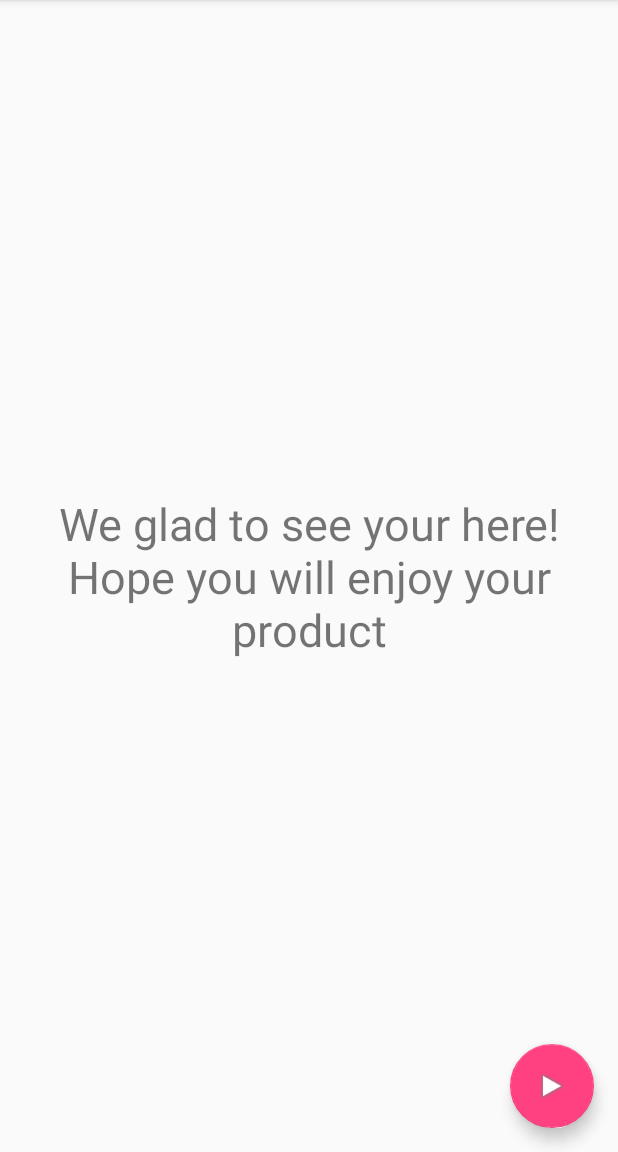
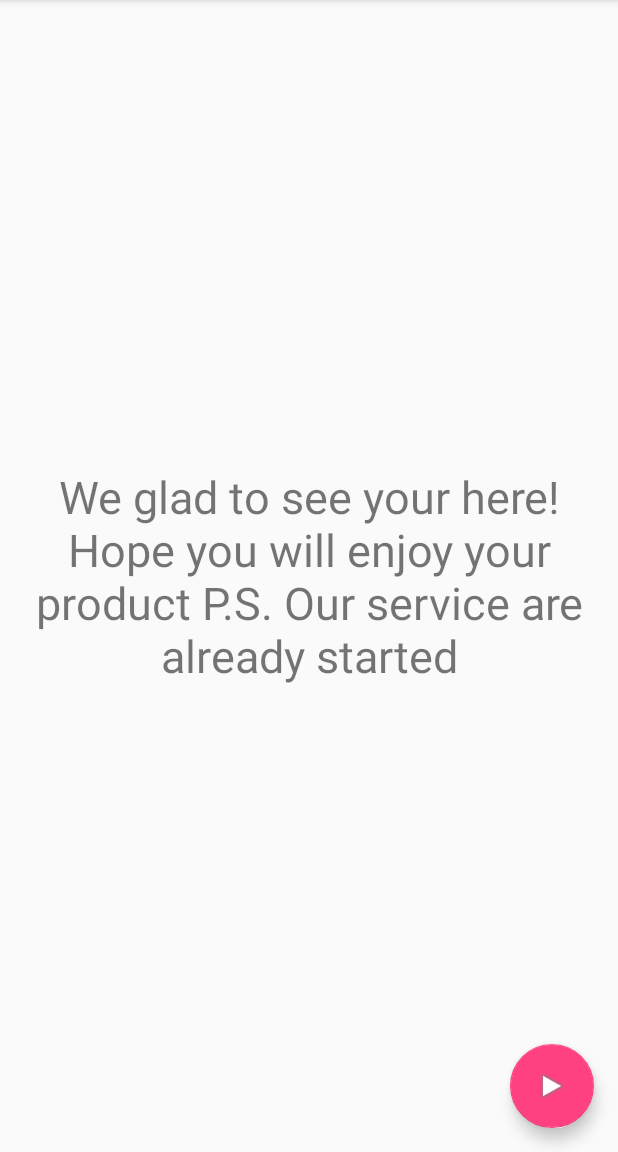
Before and after one commit to AbiliSense/abilisense-api-client, an Android app: the screen it shows after launch (StartActivity before the commit, MainActivity after it), on a phone screen of 412 x 824 dp, the part 84-1236 px from its top. Run offline under Robolectric (Android 15) with nearby library versions, the phone set to English and light mode, and no system bars; libraries missing offline, so code that uses them is left out: com.abilisense.sdk.

Commit message:
0.4.1-alpha

```diff
--- a/SimpleClient/app/build.gradle
+++ b/SimpleClient/app/build.gradle
@@ -25,6 +25,5 @@ dependencies {
     compile 'com.android.support.constraint:constraint-layout:1.0.2'
     compile 'com.android.support:design:26.+'
 
-    compile 'com.abilisense.audiosdk:abilisense-audio-sdk:0.3.3-alpha'
-
+    compile 'com.abilisense.sdk:abilisense-audio-sdk:0.4.1-alpha'
 }
--- a/SimpleClient/app/src/main/AndroidManifest.xml
+++ b/SimpleClient/app/src/main/AndroidManifest.xml
@@ -10,15 +10,16 @@
         android:supportsRtl="true"
         android:theme="@style/AppTheme">
         <activity
-            android:name=".StartActivity"
+            android:name=".MainActivity"
             android:label="@string/app_name"
-            android:theme="@style/AppTheme.NoActionBar">
+            android:theme="@style/AppTheme">
             <intent-filter>
                 <action android:name="android.intent.action.MAIN" />
 
                 <category android:name="android.intent.category.LAUNCHER" />
             </intent-filter>
         </activity>
+        <activity android:name=".LoginActivity"/>
     </application>
 
 </manifest>
--- a/SimpleClient/app/src/main/java/com/abilisense/simpleclient/StartActivity.java
+++ b/SimpleClient/app/src/main/java/com/abilisense/simpleclient/MainActivity.java
@@ -3,22 +3,22 @@ package com.abilisense.simpleclient;
 import android.content.Intent;
 import android.os.Build;
 import android.os.Bundle;
+import android.os.Handler;
+import android.os.Message;
 import android.support.design.widget.FloatingActionButton;
 import android.support.v7.app.AppCompatActivity;
 import android.support.v7.widget.Toolbar;
 import android.view.View;
 import android.widget.TextView;
 
-import com.abilisense.mqtt.MqttManager;
-import com.abilisense.soundrecognizer.DetectorThread;
-import com.abilisense.soundrecognizer.RecorderThread;
+import com.abilisense.sdk.soundrecognizer.DetectorThread;
 
-public class StartActivity extends AppCompatActivity {
+public class MainActivity extends AppCompatActivity {
 
-    private final static int ABILISENSE_LOAD_THREAD = 2;
-    private final static int ABILISENSE_LOAD_SERVICE = 1;
+    private final static int ABILISENSE_LOAD_THREAD = 1;
+    private final static int ABILISENSE_LOAD_SERVICE = 2;
 
-    private int[] mAllVariants = {ABILISENSE_LOAD_SERVICE, ABILISENSE_LOAD_THREAD};
+    private int[] mAllVariants = {ABILISENSE_LOAD_THREAD, ABILISENSE_LOAD_SERVICE};
     private int mVariant;
 
     private DetectorThread mAbilisenseThread;
@@ -60,12 +60,17 @@ public class StartActivity extends AppCompatActivity {
     }
 
     private void startThread() {
-        // You can record sound with this thread. See more in docs
-        RecorderThread recorderThread = new RecorderThread();
-        // You can provide your own manager for outputting our result
-        MqttManager mqttManager = new MqttManager(this);
+        mAbilisenseThread = new DetectorThread(new Handler() {
+            @Override
+            public void handleMessage(Message msg) {
+                super.handleMessage(msg);
 
-        mAbilisenseThread = new DetectorThread(recorderThread, mqttManager);
+                switch (msg.what) {
+                    case 1:
+                        break;
+                }
+            }
+        });
         mAbilisenseThread.start();
     }
 
--- a/SimpleClient/app/src/main/java/com/abilisense/simpleclient/PermissionUtil.java
+++ b/SimpleClient/app/src/main/java/com/abilisense/simpleclient/PermissionUtil.java
@@ -11,7 +11,6 @@ public class PermissionUtil {
     private static final int PERMISSION_REQUEST_CODE_AUDIO_ACTIVITY = 11;
 
     public static void requestAudioPermissionActivity(Activity activity) {
-
         ActivityCompat.requestPermissions(activity, new String[]{Manifest.permission.RECORD_AUDIO},
                 PERMISSION_REQUEST_CODE_AUDIO_ACTIVITY);
     }
--- a/SimpleClient/app/src/main/java/com/abilisense/simpleclient/SimpleSoundRecognitionService.java
+++ b/SimpleClient/app/src/main/java/com/abilisense/simpleclient/SimpleSoundRecognitionService.java
@@ -3,9 +3,10 @@ package com.abilisense.simpleclient;
 import android.os.Message;
 import android.util.Log;
 
-import com.abilisense.service.BaseSoundRecognitionService;
-import com.abilisense.utils.AbiliConstants;
-import com.abilisense.utils.AbilisenseUtils;
+import com.abilisense.sdk.service.BaseSoundRecognitionService;
+import com.abilisense.sdk.utils.AbiliConstants;
+import com.abilisense.sdk.utils.AbilisenseUtils;
+
 
 public class SimpleSoundRecognitionService extends BaseSoundRecognitionService {
     @Override
@@ -19,8 +20,8 @@ public class SimpleSoundRecognitionService extends BaseSoundRecognitionService {
     }
 
     @Override
-    protected Class getActivity() {
-        return StartActivity.class;
+    protected Class getNotificationActivity() {
+        return MainActivity.class;
     }
 
     @Override
--- a/SimpleClient/app/src/main/res/layout/activity_start.xml
+++ b/SimpleClient/app/src/main/res/layout/activity_start.xml
@@ -4,7 +4,7 @@
     xmlns:tools="http://schemas.android.com/tools"
     android:layout_width="match_parent"
     android:layout_height="match_parent"
-    tools:context="com.abilisense.simpleclient.StartActivity">
+    tools:context="com.abilisense.simpleclient.MainActivity">
 
     <android.support.design.widget.AppBarLayout
         android:layout_width="match_parent"
--- a/SimpleClient/app/src/main/res/layout/content_start.xml
+++ b/SimpleClient/app/src/main/res/layout/content_start.xml
@@ -5,7 +5,7 @@
     android:layout_width="match_parent"
     android:layout_height="match_parent"
     app:layout_behavior="@string/appbar_scrolling_view_behavior"
-    tools:context="com.abilisense.simpleclient.StartActivity"
+    tools:context="com.abilisense.simpleclient.MainActivity"
     tools:showIn="@layout/activity_start">
 
     <TextView
--- a/SimpleClient/app/src/main/res/values/strings.xml
+++ b/SimpleClient/app/src/main/res/values/strings.xml
@@ -2,5 +2,5 @@
     <string name="app_name">SimpleClient</string>
     <string name="start_thread_message">You\'ve started Abilisense! You choose thread style, so you\'ve got only simple thread!</string>
     <string name="start_service_message">You\'ve started Abilisense! You choose service style, so you\'ve got simple service!</string>
-    <string name="abilisense_hello_message">We glad to see your here! Hope you will enjoy your product</string>
+    <string name="abilisense_hello_message">We glad to see your here! Hope you will enjoy your product P.S. Our service are already started</string>
 </resources>
--- a/SimpleClient/app/src/main/res/values/styles.xml
+++ b/SimpleClient/app/src/main/res/values/styles.xml
@@ -6,9 +6,6 @@
         <item name="colorPrimary">@color/colorPrimary</item>
         <item name="colorPrimaryDark">@color/colorPrimaryDark</item>
         <item name="colorAccent">@color/colorAccent</item>
-    </style>
-
-    <style name="AppTheme.NoActionBar">
         <item name="windowActionBar">false</item>
         <item name="windowNoTitle">true</item>
     </style>
```
Also changed, not shown: SimpleClient/app/src/main/java/com/abilisense/simpleclient/LoginActivity.java (added, +31 -0 lines).
